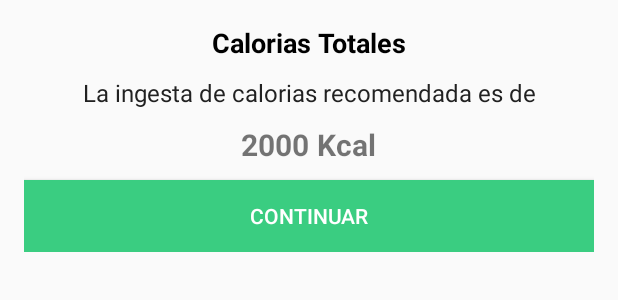
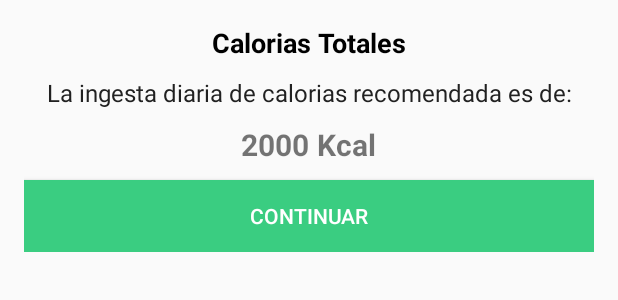
Before and after one commit to rafaelasencio/BambooFit, an Android app: the layout dialog_calories_result.xml on its own in the app's theme, with its tools: preview values and no code run, on a phone screen of 412 x 824 dp. Shown: the top 300 px of the screen. Run offline under Robolectric (Android 15) with nearby library versions, the phone set to English and light mode, and no system bars.

Commit message:
Modify message for dialog calories result

```diff
--- a/app/src/main/java/com/rafaelab/bamboofitapp/StartExerciseActivity.kt
+++ b/app/src/main/java/com/rafaelab/bamboofitapp/StartExerciseActivity.kt
@@ -30,11 +30,6 @@ class StartExerciseActivity : AppCompatActivity() {
             startActivity(intent)
         }
 
-        tvOwnRoutine.setOnClickListener {
-            //Pasar a la configuracion de la rutina
-
-        }
-
     }
 
     private fun getExerciseLevel(): Int {
--- a/app/src/main/res/layout/activity_start_exercise.xml
+++ b/app/src/main/res/layout/activity_start_exercise.xml
@@ -110,7 +110,7 @@
         android:gravity="center_horizontal">
 
         <TextView
-            android:id="@+id/tvOwnRoutine"
+            android:id="@+id/tvCreateRoutine"
             android:layout_width="wrap_content"
             android:layout_height="wrap_content"
             android:layout_gravity="bottom"
--- a/app/src/main/res/layout/dialog_calories_result.xml
+++ b/app/src/main/res/layout/dialog_calories_result.xml
@@ -24,7 +24,7 @@
         android:gravity="center"
         android:textColor="#212121"
         android:textSize="16dp"
-        android:text="La ingesta de calorias recomendada es de"/>
+        android:text="La ingesta diaria de calorias recomendada es de:"/>
 
     <LinearLayout
         android:layout_width="match_parent"
```
